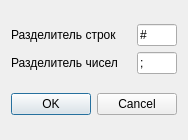
Old version of the form Recognite/parsersettingsdialog.ui in the repository relaxesemind/Recognite.
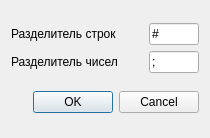
New version of the form.

The edit to the form file:
```diff
--- a/Recognite/parsersettingsdialog.ui
+++ b/Recognite/parsersettingsdialog.ui
@@ -6,8 +6,8 @@
    <rect>
     <x>0</x>
     <y>0</y>
-    <width>174</width>
-    <height>140</height>
+    <width>210</width>
+    <height>138</height>
    </rect>
   </property>
   <property name="windowTitle">
@@ -29,7 +29,7 @@
         <widget class="QLineEdit" name="lineEdit">
          <property name="maximumSize">
           <size>
-           <width>40</width>
+           <width>50</width>
            <height>16777215</height>
           </size>
          </property>
@@ -56,7 +56,7 @@
         <widget class="QLineEdit" name="lineEdit_2">
          <property name="maximumSize">
           <size>
-           <width>40</width>
+           <width>50</width>
            <height>16777215</height>
           </size>
          </property>
```
Left out of the diff: 4 changed lines with no effect on the pictures.
